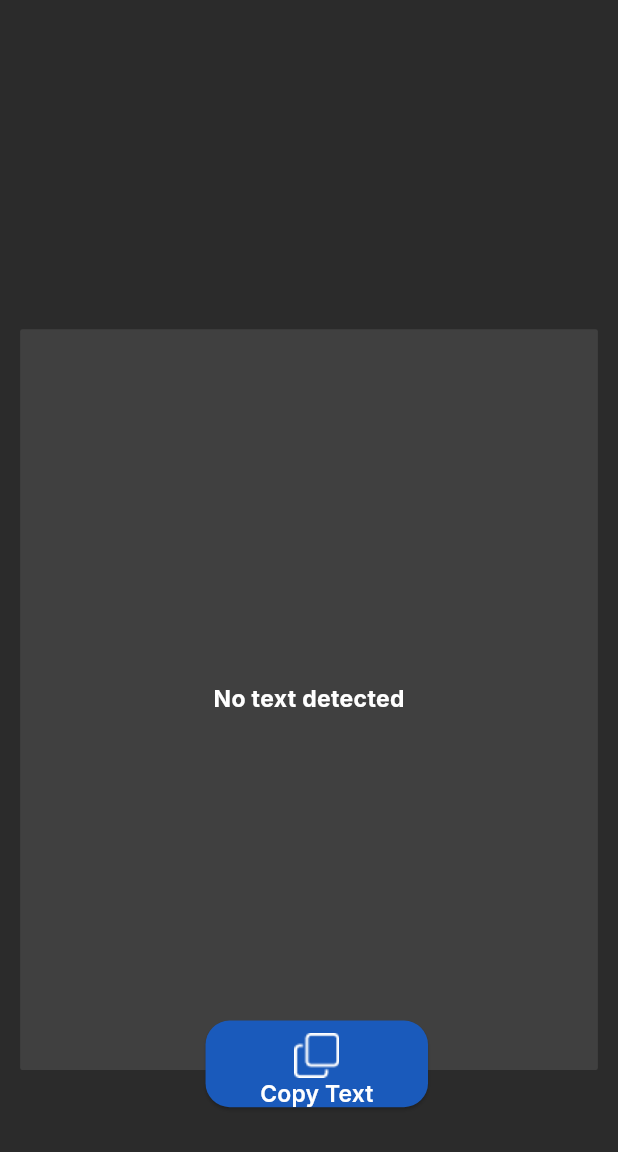
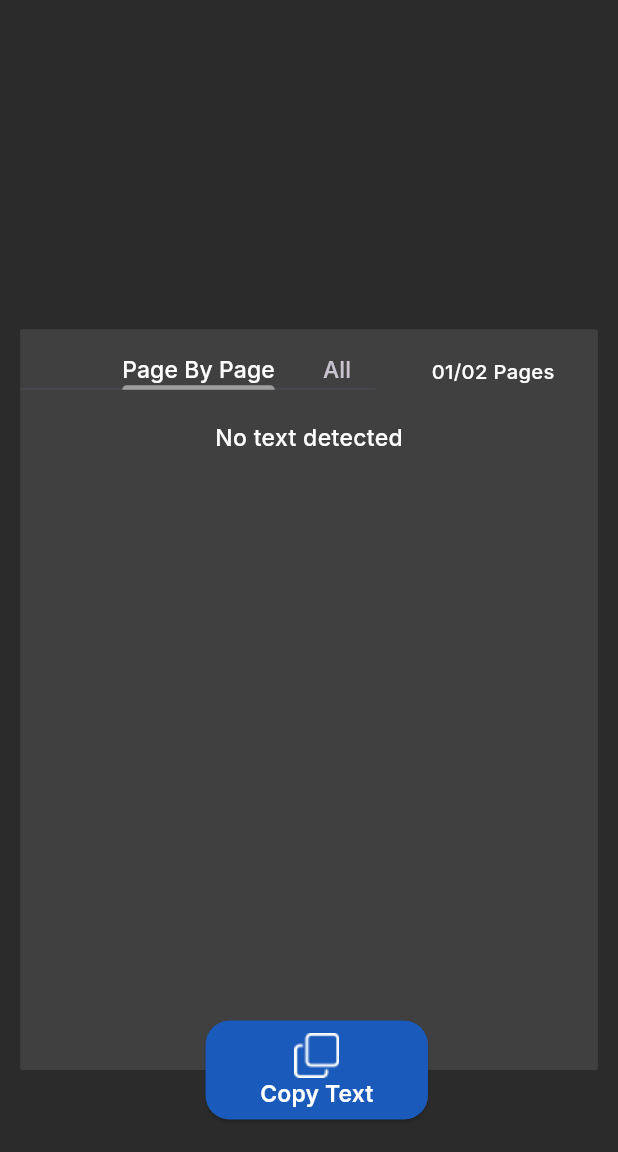
Before and after one commit to iDevCraft/Text-Converter, a Flutter app: the Resultpage screen opened directly with empty values, on a phone screen of 412 x 824 dp, the part 84-1236 px from its top. Run offline on Flutter 3.47's test engine with Material 3 defaults, Android fonts, the phone set to English and light mode, and no system bars; our stand-ins replace device_info_plus, google_fonts, permission_handler, responsive_sizer; missing offline and left inert: external_path, google_mlkit_text_recognition, photo_manager.

Commit message:
Add tab bar and page info to result page
Introduces a tab bar for 'Page By Page' and 'All' views, and displays current page information on the result page. Also updates text styling and layout for improved readability.

```diff
--- a/lib/screens/resultpage.dart
+++ b/lib/screens/resultpage.dart
@@ -1,5 +1,4 @@
 import 'dart:typed_data';
-
 import 'package:flutter/material.dart';
 import 'package:google_fonts/google_fonts.dart';
 import 'package:responsive_sizer/responsive_sizer.dart';
@@ -92,23 +91,57 @@ class _ResultpageState extends State<Resultpage> {
                       ),
                       child: Column(
                         children: [
+                          Row(
+                            mainAxisAlignment: MainAxisAlignment.start,
+                            children: [
+                              Container(
+                                margin: EdgeInsets.only(top: 2.h, bottom: 1.h),
+                                child: DefaultTabController(
+                                  length: 2,
+                                  child: TabBar(
+                                    indicatorSize: TabBarIndicatorSize.label,
+                                    // labelPadding: EdgeInsets.only(left: 5.w),
+                                    indicatorColor: Color(0xff9f9f9f),
+                                    labelStyle: GoogleFonts.inter(
+                                      fontSize: 16.sp,
+                                      color: Colors.white,
+                                      fontWeight: FontWeight.w500,
+                                    ),
+                                    isScrollable: true,
+                                    physics: NeverScrollableScrollPhysics(),
+                                    tabs: [Text("Page By Page"), Text("All")],
+                                  ),
+                                ),
+                              ),
+                              Spacer(),
+                              Container(
+                                margin: EdgeInsets.only(
+                                  top: 2.h,
+                                  right: 7.w,
+                                  bottom: 1.h,
+                                ),
+                                child: Text(
+                                  "01/02 Pages",
+                                  style: GoogleFonts.inter(
+                                    fontSize: 15.sp,
+                                    color: Colors.white,
+                                    fontWeight: FontWeight.w500,
+                                  ),
+                                ),
+                              ),
+                            ],
+                          ),
+
                           Expanded(
-                            child: widget.extractedText.trim().isEmpty
-                                ? Center(
+                            child: SingleChildScrollView(
+                              padding: EdgeInsets.all(15.sp),
                               child: Text(
-                                      "No text detected",
+                                (widget.extractedText.trim().isEmpty)
+                                    ? "No text detected"
+                                    : widget.extractedText,
                                 style: GoogleFonts.inter(
                                   fontSize: 16.sp,
-                                        fontWeight: FontWeight.bold,
-                                        color: Colors.white,
-                                      ),
-                                    ),
-                                  )
-                                : SingleChildScrollView(
-                                    child: Text(
-                                      widget.extractedText,
-                                      style: GoogleFonts.inter(
-                                        fontSize: 14.sp,
+                                  fontWeight: FontWeight.w500,
                                   color: Colors.white,
                                 ),
                               ),
@@ -119,8 +152,8 @@ class _ResultpageState extends State<Resultpage> {
                     ),
                     Positioned(
                       left: 30.w,
-                      height: 7.h,
-                      bottom: 2.h,
+                      height: 8.h,
+                      bottom: 1.h,
                       width: 36.w,
                       child: ElevatedButton(
                         style: ElevatedButton.styleFrom(
```
Lines whose indentation alone changed are shown as unchanged.
